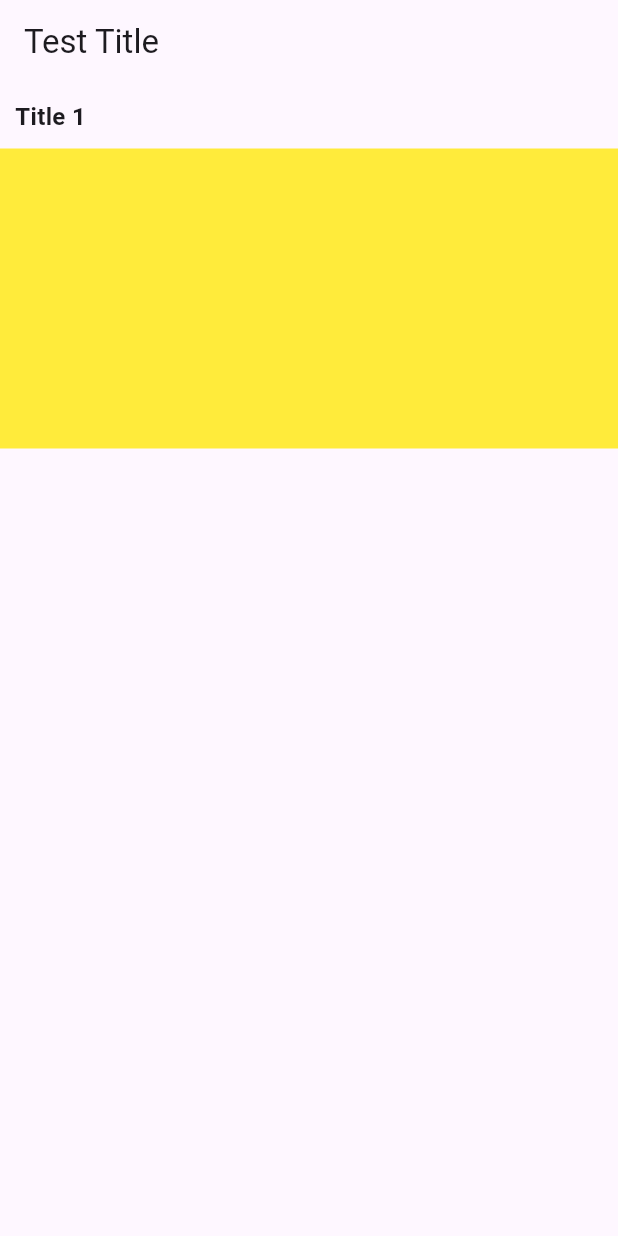
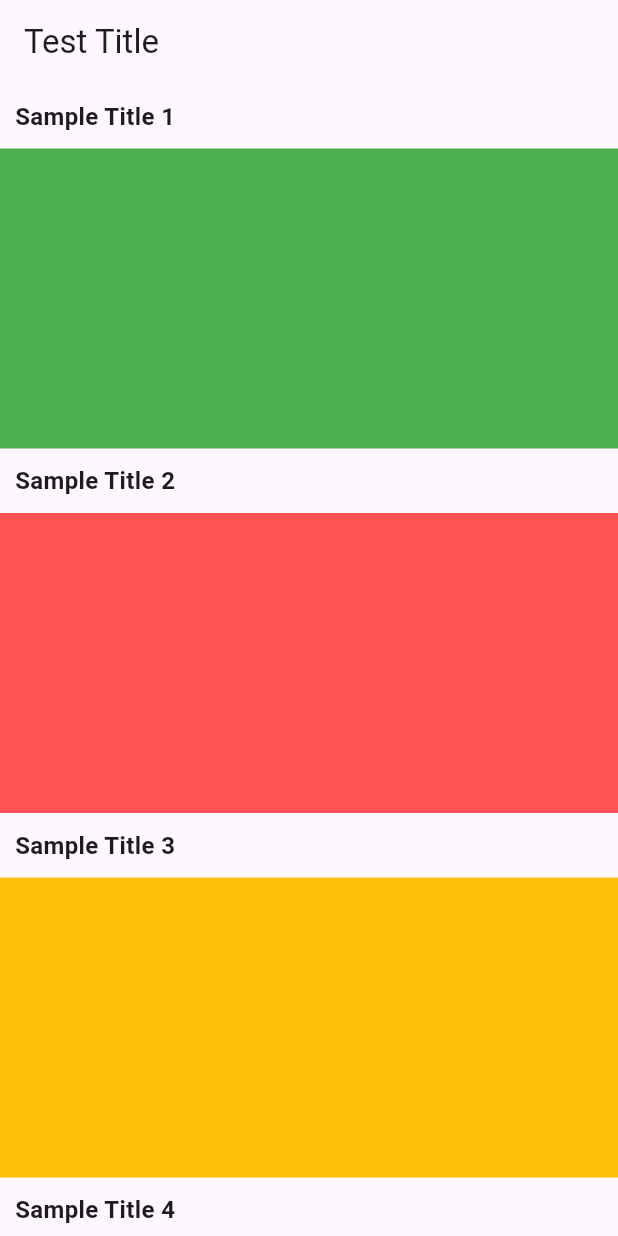
Before and after one commit to beebe0mg/Flutter-Study, a Flutter app: the screen it shows after launch, on a phone screen of 412 x 824 dp. Run offline on Flutter 3.47's test engine with Material 3 defaults, Android fonts, the phone set to English and light mode, and no system bars.

Commit message:
Learn : 효율적인 ListView 사용해 보기

```diff
--- a/flutter_study/lib/main.dart
+++ b/flutter_study/lib/main.dart
@@ -28,24 +28,52 @@ class MyHomePage extends StatefulWidget {
 }
 
 class _MyHomePageState extends State<MyHomePage> {
+
+  final postList = [
+    {
+      "title": "Sample Title 1",
+      "color": Colors.green,
+    },
+    {
+      "title": "Sample Title 2",
+      "color": Colors.redAccent,
+    },
+    {
+      "title": "Sample Title 3",
+      "color": Colors.amber,
+    },
+    {
+      "title": "Sample Title 4",
+      "color": Colors.purpleAccent,
+    },
+    {
+      "title": "Sample Title 5",
+      "color": Colors.teal,
+    },
+    {
+      "title": "Sample Title 6",
+      "color": Colors.blueAccent,
+    },
+  ];
+
   @override
   Widget build(BuildContext context) {
     return Scaffold(
       appBar: AppBar(
         title: const Text("Test Title"),
       ),
-      body: ListView(
-        scrollDirection: Axis.horizontal,
-        children: [
-          postContainer(title: "Title 1", colorData: Colors.yellow),
-          postContainer(title: "Title 2", colorData: Colors.red),
-          postContainer(title: "Title 3", colorData: Colors.green),
-          postContainer(title: "Title 4", colorData: Colors.amber),
-          postContainer(title: "Title 5", colorData: Colors.indigo),
-        ],
+      body: ListView.builder(
+        itemCount: postList.length,
+        itemBuilder: (BuildContext con, int index) {
+          return postContainer(
+            title: postList[index]["title"] as String,
+            colorData: postList[index]["color"] as Color,
+          );
+        },
       ),
     );
   }
+
   Widget postContainer({String title = '', Color colorData = Colors.blue}) {
     return Column(
       crossAxisAlignment: CrossAxisAlignment.start,
```
